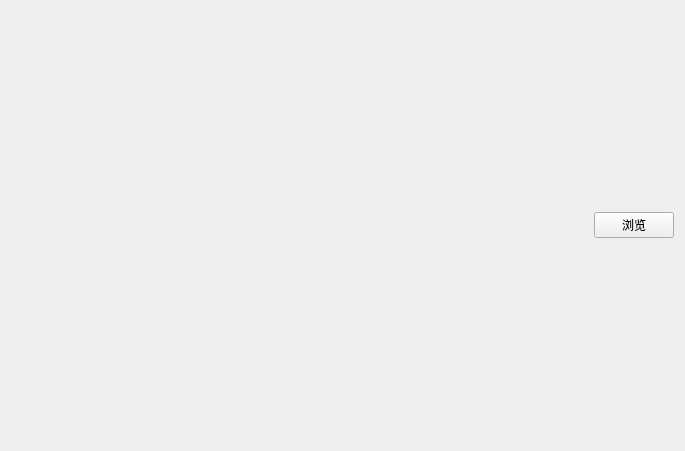
The window that gui/cwavewidget.ui (huangwei-luoye/X256) describes before a commit, drawn with Qt 5.
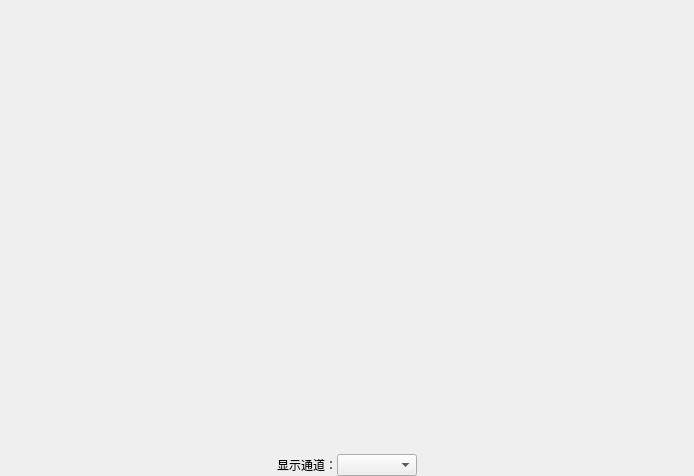
The same window after the commit.

The edit to the form file:
```diff
--- a/gui/cwavewidget.ui
+++ b/gui/cwavewidget.ui
@@ -6,16 +6,41 @@
    <rect>
     <x>0</x>
     <y>0</y>
-    <width>685</width>
-    <height>451</height>
+    <width>694</width>
+    <height>476</height>
    </rect>
   </property>
   <property name="windowTitle">
    <string>Form</string>
   </property>
+  <property name="autoFillBackground">
+   <bool>false</bool>
+  </property>
+  <property name="styleSheet">
+   <string notr="true"/>
+  </property>
   <layout class="QVBoxLayout" name="verticalLayout">
+   <property name="spacing">
+    <number>0</number>
+   </property>
+   <property name="leftMargin">
+    <number>0</number>
+   </property>
+   <property name="topMargin">
+    <number>0</number>
+   </property>
+   <property name="rightMargin">
+    <number>0</number>
+   </property>
+   <property name="bottomMargin">
+    <number>0</number>
+   </property>
    <item>
-    <layout class="QHBoxLayout" name="horizontalLayout"/>
+    <widget class="QWidget" name="widget" native="true">
+     <property name="styleSheet">
+      <string notr="true">background-color: rgb(0,0,255,0);</string>
+     </property>
+    </widget>
    </item>
    <item>
     <layout class="QHBoxLayout" name="horizontalLayout_2">
@@ -33,18 +58,41 @@
       </spacer>
      </item>
      <item>
-      <widget class="QPushButton" name="pushButton_open_file">
+      <widget class="QLabel" name="label">
        <property name="minimumSize">
         <size>
-         <width>80</width>
+         <width>0</width>
          <height>0</height>
         </size>
        </property>
        <property name="text">
-        <string>浏览</string>
+        <string>显示通道：</string>
        </property>
       </widget>
      </item>
+     <item>
+      <widget class="QComboBox" name="comboBox">
+       <property name="minimumSize">
+        <size>
+         <width>80</width>
+         <height>0</height>
+        </size>
+       </property>
+      </widget>
+     </item>
+     <item>
+      <spacer name="horizontalSpacer_2">
+       <property name="orientation">
+        <enum>Qt::Horizontal</enum>
+       </property>
+       <property name="sizeHint" stdset="0">
+        <size>
+         <width>40</width>
+         <height>20</height>
+        </size>
+       </property>
+      </spacer>
+     </item>
     </layout>
    </item>
   </layout>
```
Left out of the diff: 2 changed lines with no effect on the pictures.
